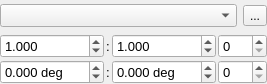
First picture: the form in UIs/nInterferometry1.ui, repository NeutrinoToolkit/Neutrino, before the edit.
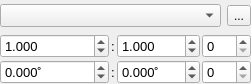
Second picture: the form after the edit. Icons and pictures are not drawn.

```diff
--- a/UIs/nInterferometry1.ui
+++ b/UIs/nInterferometry1.ui
@@ -114,7 +114,7 @@
       </font>
      </property>
      <property name="suffix">
-      <string> deg</string>
+      <string>˚</string>
      </property>
      <property name="decimals">
       <number>3</number>
@@ -186,7 +186,7 @@
       </font>
      </property>
      <property name="suffix">
-      <string> deg</string>
+      <string>˚</string>
      </property>
      <property name="decimals">
       <number>3</number>
```
